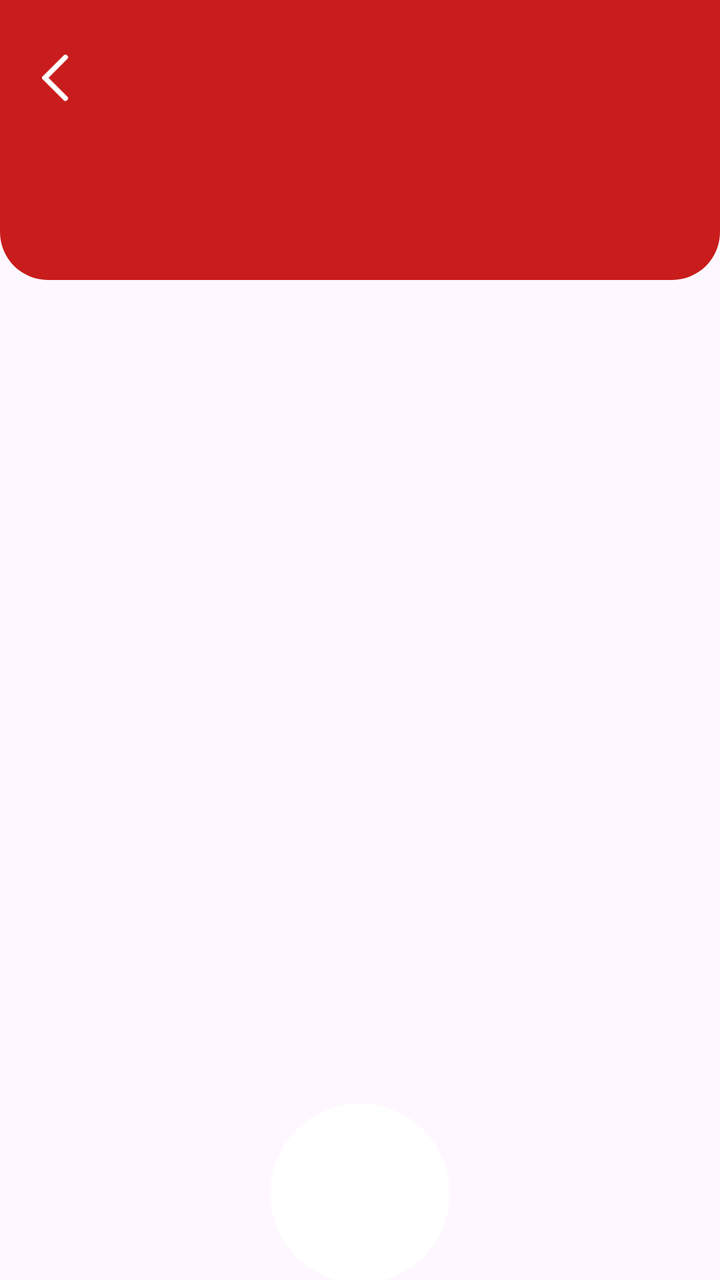
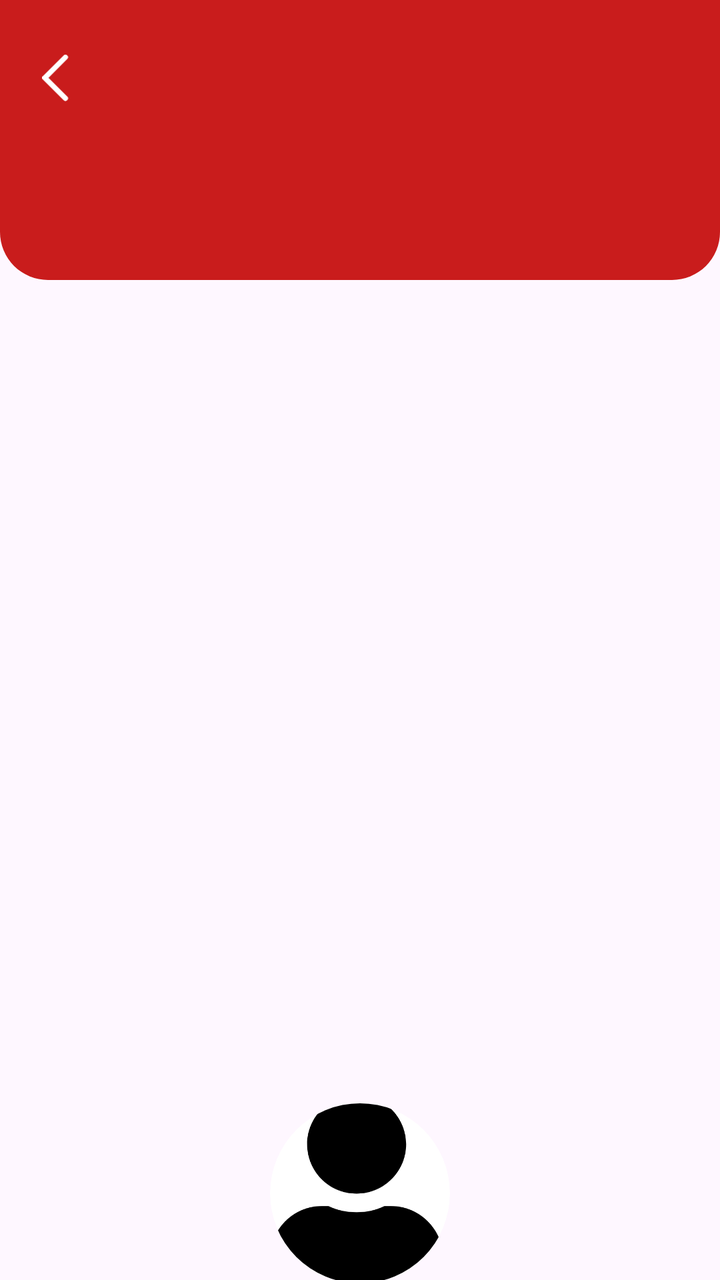

Screens rendered from an Android XML layout before and after an edit, with the pre-edit source and the edit as a unified diff.
<!-- AndroidManifest.xml: application theme Theme.Cafe -->
<!-- res/layout/header_profile.xml -->
<?xml version="1.0" encoding="utf-8"?>
<FrameLayout
    xmlns:android="http://schemas.android.com/apk/res/android"
    android:layout_width="match_parent"
    android:layout_height="180dp">

    
    <LinearLayout
        android:layout_width="match_parent"
        android:layout_height="140dp"
        android:background="@drawable/bg_header_red"
        android:orientation="vertical"
        android:padding="16dp">

        
        <LinearLayout
            android:layout_width="match_parent"
            android:layout_height="wrap_content"
            android:gravity="center_vertical">

            <ImageView
                android:id="@+id/btnBack"
                android:layout_width="24dp"
                android:layout_height="24dp"
                android:src="@drawable/ic_arrow_left"
                android:tint="@color/white"/>

            <TextView
                android:id="@+id/txtTitle"
                android:layout_width="0dp"
                android:layout_height="wrap_content"
                android:text=""
                android:textColor="@color/white"
                android:textStyle="bold"
                android:textSize="20dp"
                android:layout_margin="10dp"
                android:layout_weight="1"/>
        </LinearLayout>

    </LinearLayout>

    
    <ImageView
        android:id="@+id/imgProfile"
        android:layout_width="90dp"
        android:layout_height="90dp"
        android:layout_gravity="bottom|center_horizontal"
        android:layout_marginBottom="-2dp"
        android:src="@android:drawable/sym_def_app_icon"
        android:scaleType="centerCrop"
        android:background="@drawable/circle_image"
        android:clipToOutline="true"
        android:padding="6dp"/>

</FrameLayout>
<!-- resources referenced by this layout -->
<resources>
  <color name="white">#FFFFFFFF</color>
  <!-- drawable bg_header_red (drawable) -->
  <shape xmlns:android="http://schemas.android.com/apk/res/android">
      <solid android:color="@color/Red"/>
  
      <corners
          android:bottomLeftRadius="24dp"
          android:bottomRightRadius="24dp"/>
  </shape>
  <!-- drawable circle_image (drawable) -->
  <?xml version="1.0" encoding="utf-8"?>
  <shape xmlns:android="http://schemas.android.com/apk/res/android">
      <solid android:color="@color/white"/>
      <corners android:radius="500dp"/>
  </shape>
  <!-- drawable ic_arrow_left (drawable) -->
  <vector xmlns:android="http://schemas.android.com/apk/res/android"
      android:width="8dp"
      android:height="14dp"
      android:viewportWidth="8"
      android:viewportHeight="14">
    <path
        android:pathData="M6.75,0.75L0.75,6.75L6.75,12.75"
        android:strokeLineJoin="round"
        android:strokeWidth="1.5"
        android:fillColor="#00000000"
        android:strokeColor="#1E1E2D"
        android:strokeLineCap="round"/>
  </vector>
  <style name="Theme.Cafe" parent="Base.Theme.Cafe" />
  <color name="Red">#C91C1C</color>
  <style name="Base.Theme.Cafe" parent="Theme.Material3.DayNight.NoActionBar">
          
          
      </style>
</resources>

<!-- the commit's change to res/layout/header_profile.xml (unified diff, before → after) -->
@@ -46,10 +46,9 @@
         android:layout_height="90dp"
         android:layout_gravity="bottom|center_horizontal"
         android:layout_marginBottom="-2dp"
-        android:src="@android:drawable/sym_def_app_icon"
+        android:src="@drawable/ic_user"
         android:scaleType="centerCrop"
         android:background="@drawable/circle_image"
-        android:clipToOutline="true"
-        android:padding="6dp"/>
+        android:clipToOutline="true"/>
 
 </FrameLayout>
<!-- resource entries referenced after the edit -->
@@ -29,6 +29,16 @@
         android:strokeColor="#1E1E2D"
         android:strokeLineCap="round"/>
   </vector>
+  <!-- drawable ic_user (drawable) -->
+  <vector xmlns:android="http://schemas.android.com/apk/res/android"
+      android:width="20dp"
+      android:height="22dp"
+      android:viewportWidth="20"
+      android:viewportHeight="22">
+    <path
+        android:pathData="M9.625,11C6.574,11 4.125,8.551 4.125,5.5C4.125,2.492 6.574,0 9.625,0C12.633,0 15.125,2.492 15.125,5.5C15.125,8.551 12.633,11 9.625,11ZM13.449,12.375C16.629,12.375 19.25,14.996 19.25,18.176V19.938C19.25,21.098 18.305,22 17.188,22H2.063C0.902,22 0,21.098 0,19.938V18.176C0,14.996 2.578,12.375 5.758,12.375H6.488C7.434,12.848 8.508,13.063 9.625,13.063C10.742,13.063 11.773,12.848 12.719,12.375H13.449Z"
+        android:fillColor="#000000"/>
+  </vector>
   <style name="Theme.Cafe" parent="Base.Theme.Cafe" />
   <color name="Red">#C91C1C</color>
   <style name="Base.Theme.Cafe" parent="Theme.Material3.DayNight.NoActionBar">
